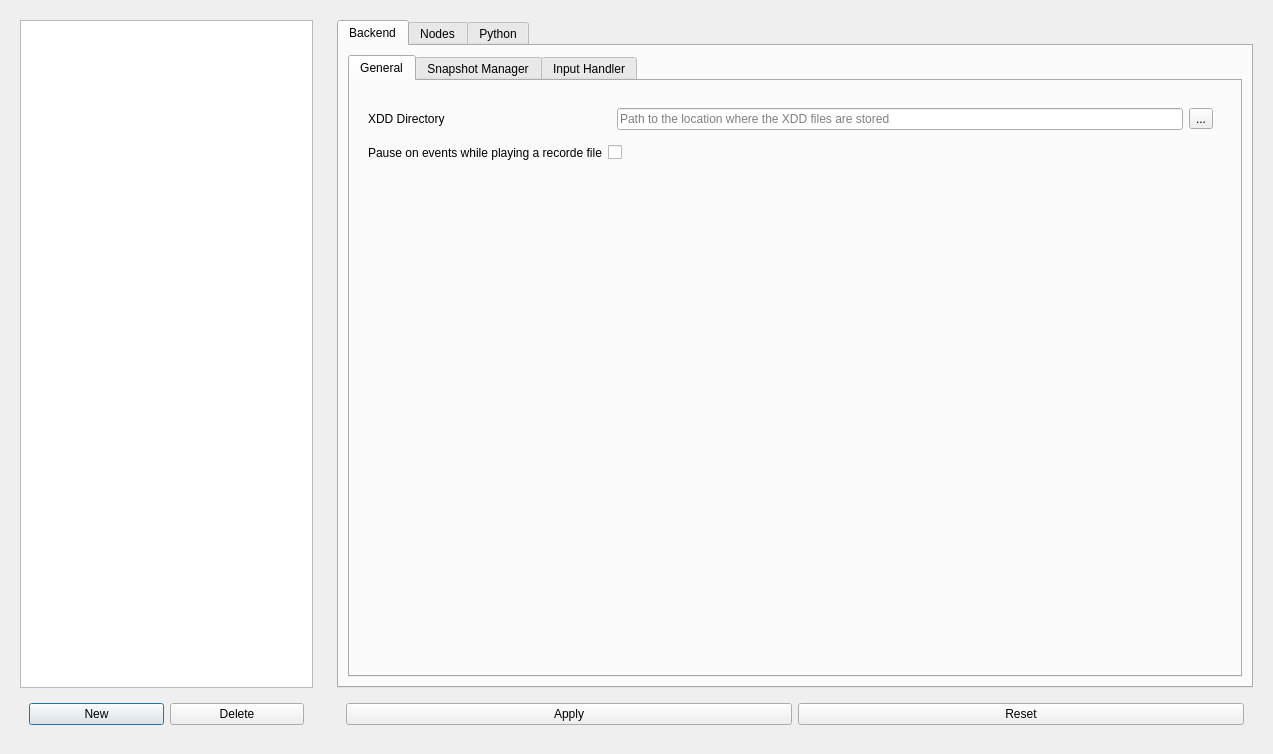
epl-viz/EPL-Viz, file libEPLViz/ui/settingswindow.ui: the form before one commit.
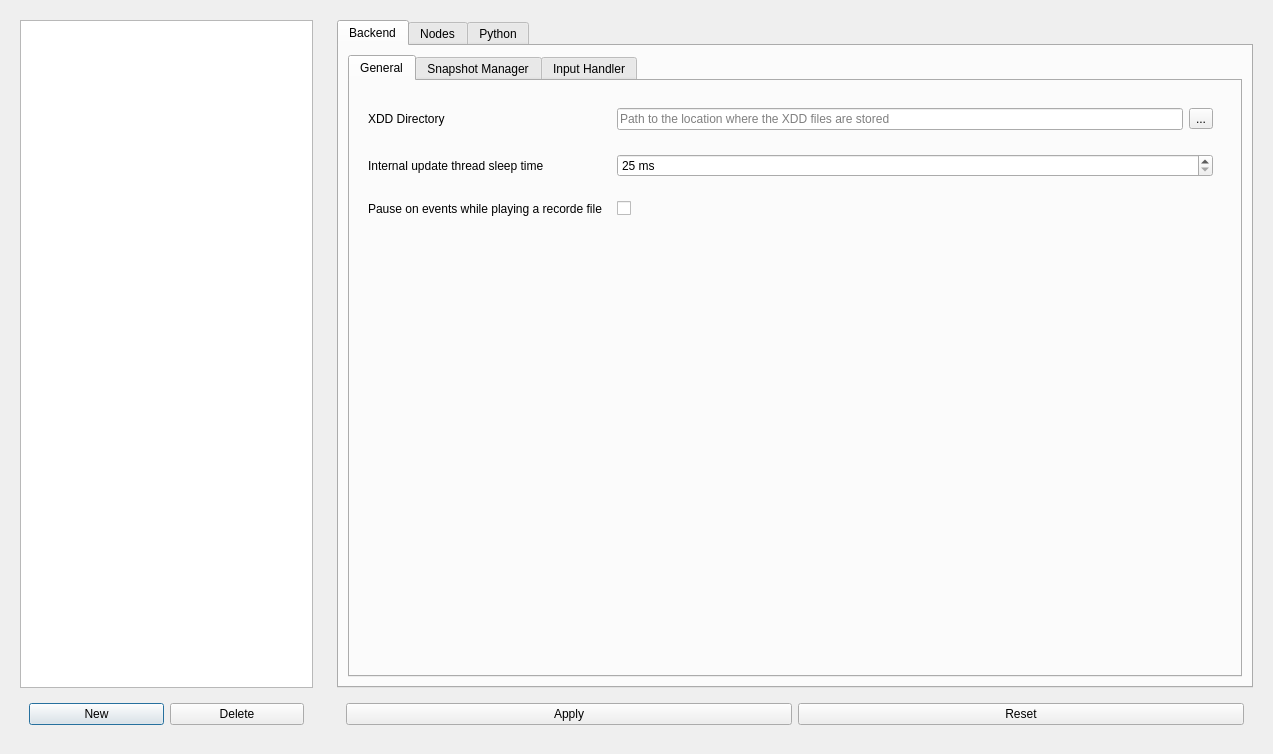
The form after the commit.

Commit message: Added entry to the settings window

Diff of the .ui file:
```diff
--- a/libEPLViz/ui/settingswindow.ui
+++ b/libEPLViz/ui/settingswindow.ui
@@ -81,13 +81,6 @@
               <item>
                <widget class="QWidget" name="widget_2" native="true">
                 <layout class="QGridLayout" name="gridLayout">
-                 <item row="0" column="0">
-                  <widget class="QLabel" name="label">
-                   <property name="text">
-                    <string>XDD Directory</string>
-                   </property>
-                  </widget>
-                 </item>
                  <item row="0" column="2">
                   <widget class="QWidget" name="widget_3" native="true">
                    <layout class="QHBoxLayout" name="horizontalLayout_5">
@@ -108,18 +101,60 @@
                    </layout>
                   </widget>
                  </item>
-                 <item row="1" column="0">
+                 <item row="0" column="0">
+                  <widget class="QLabel" name="label">
+                   <property name="text">
+                    <string>XDD Directory</string>
+                   </property>
+                  </widget>
+                 </item>
+                 <item row="2" column="0">
                   <widget class="QLabel" name="label_10">
                    <property name="text">
                     <string>Pause on events while playing a recorde file</string>
                    </property>
                   </widget>
                  </item>
+                 <item row="1" column="0">
+                  <widget class="QLabel" name="label_11">
+                   <property name="text">
+                    <string>Internal update thread sleep time</string>
+                   </property>
+                  </widget>
+                 </item>
                  <item row="1" column="2">
-                  <widget class="QCheckBox" name="G_PausePlay">
-                   <property name="text">
-                    <string/>
-                   </property>
+                  <widget class="QWidget" name="widget_12" native="true">
+                   <layout class="QHBoxLayout" name="horizontalLayout_10">
+                    <item>
+                     <widget class="QSpinBox" name="G_SleepTime">
+                      <property name="toolTip">
+                       <string>Time in milliseconds the GUI update thread waits</string>
+                      </property>
+                      <property name="suffix">
+                       <string> ms</string>
+                      </property>
+                      <property name="minimum">
+                       <number>25</number>
+                      </property>
+                      <property name="maximum">
+                       <number>10000</number>
+                      </property>
+                     </widget>
+                    </item>
+                   </layout>
+                  </widget>
+                 </item>
+                 <item row="2" column="2">
+                  <widget class="QWidget" name="widget_13" native="true">
+                   <layout class="QHBoxLayout" name="horizontalLayout_11">
+                    <item>
+                     <widget class="QCheckBox" name="G_PausePlay">
+                      <property name="text">
+                       <string/>
+                      </property>
+                     </widget>
+                    </item>
+                   </layout>
                   </widget>
                  </item>
                 </layout>
```
The commit also changes 5 other files.
